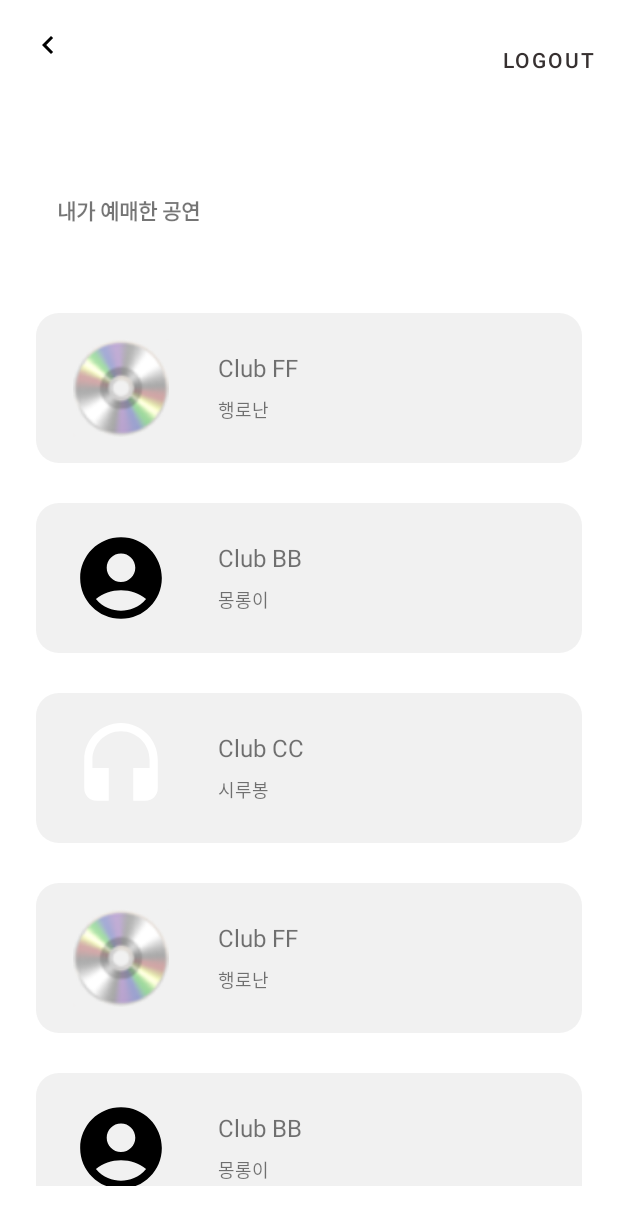
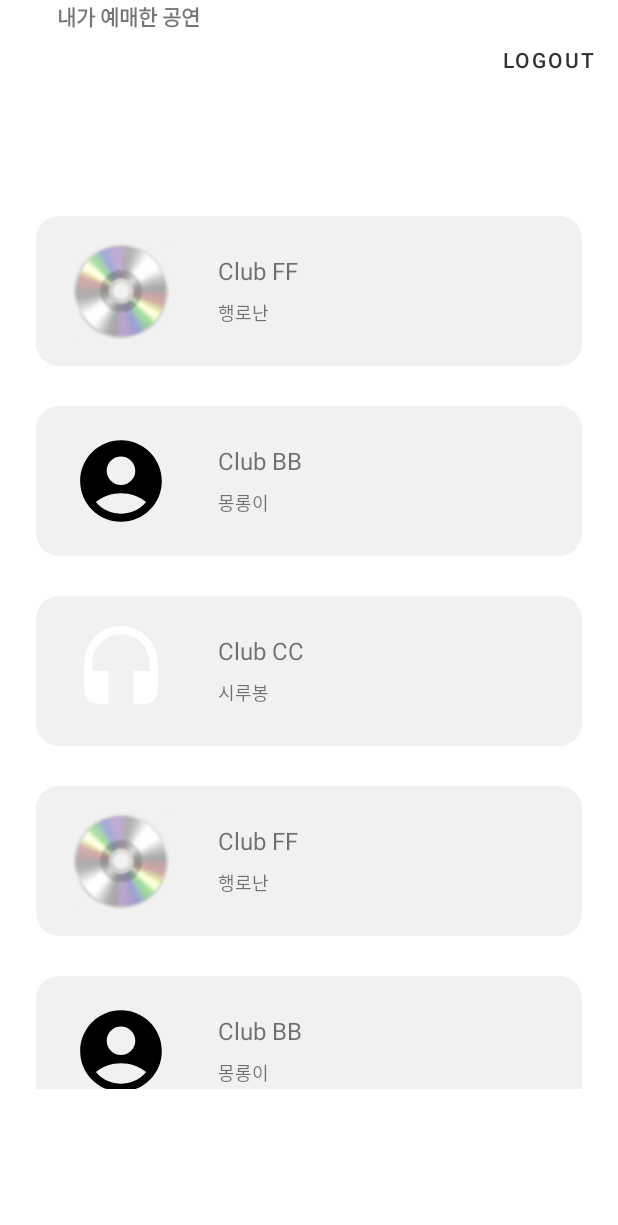
Before and after one commit to JoSujin-cando/GradPj_Front, an Android app: the MyPage screen opened directly, with no data from a screen before it, on a phone screen of 412 x 824 dp. Shown: the top 1225 px of the screen. Run offline under Robolectric (Android 15) with nearby library versions, the phone set to English and light mode, and no system bars; libraries missing offline, so code that uses them is left out: com.kakao.sdk.

Commit message:
marker location, bottomNavi color
마커 위치 수정, 하단 내비게이션 바 컬러 수정

```diff
--- a/app/src/main/res/layout/activity_my_page.xml
+++ b/app/src/main/res/layout/activity_my_page.xml
@@ -11,11 +11,10 @@
         android:layout_width="wrap_content"
         android:layout_height="wrap_content"
         android:layout_marginStart="38dp"
-        android:layout_marginTop="77dp"
         android:text="내가 예매한 공연"
         android:textStyle="bold"
         app:layout_constraintStart_toStartOf="parent"
-        app:layout_constraintTop_toBottomOf="@+id/imageButton" />
+        tools:layout_editor_absoluteY="128dp" />
 
     <androidx.recyclerview.widget.RecyclerView
         android:id="@+id/myRv"
@@ -29,17 +28,6 @@
         app:layout_constraintStart_toStartOf="parent"
         app:layout_constraintTop_toBottomOf="@+id/textView16" />
 
-    <ImageButton
-        android:id="@+id/imageButton"
-        android:layout_width="wrap_content"
-        android:layout_height="wrap_content"
-        android:layout_marginStart="8dp"
-        android:layout_marginTop="8dp"
-        android:backgroundTint="@color/white"
-        app:layout_constraintStart_toStartOf="parent"
-        app:layout_constraintTop_toTopOf="parent"
-        app:srcCompat="@drawable/ic_baseline_keyboard_arrow_left_24" />
-
     <Button
         android:id="@+id/logoutBtn"
         android:layout_width="wrap_content"
```
Also changed, not shown: app/src/main/java/com/example/gradfront/MainActivity.kt (+8 -6 lines), app/src/main/res/layout/fragment_main.xml (+5 -5 lines), app/src/main/res/layout/fragment_song2.xml (+16 -1 lines).
